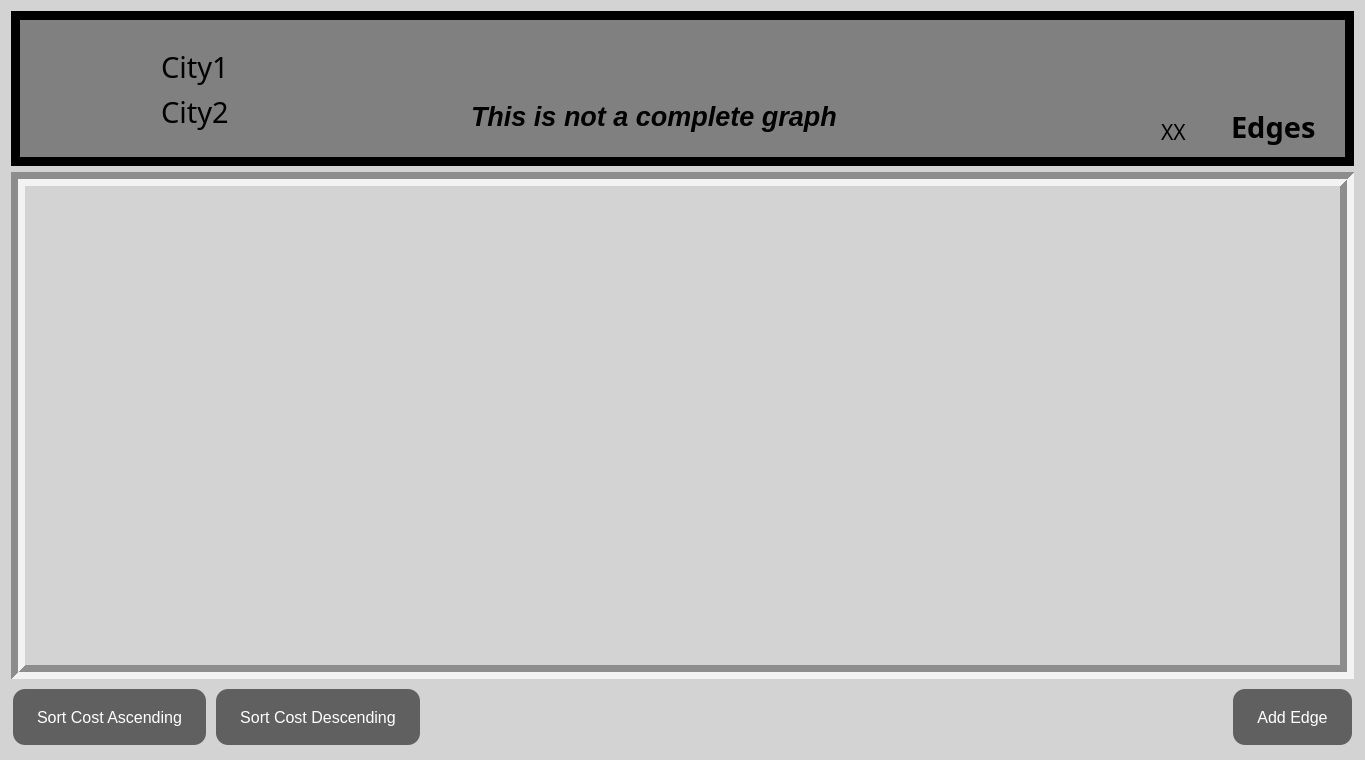
This is Way-Finder/validtripsscene.ui in Way-Finder/Way-Finder as Qt 5 draws it before an edit. The edited form follows.
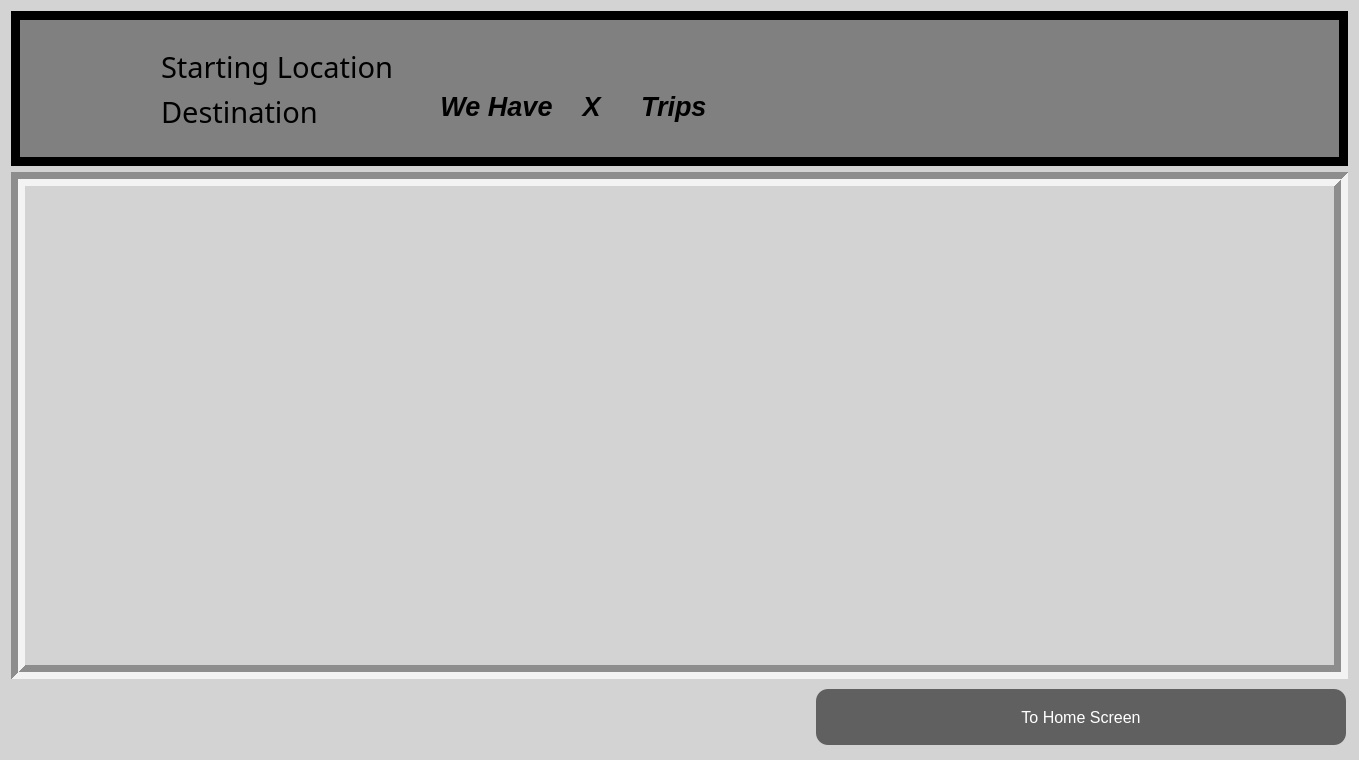
This is the edited form. Icons and pictures are not drawn.

```diff
--- a/Way-Finder/validtripsscene.ui
+++ b/Way-Finder/validtripsscene.ui
@@ -28,80 +28,6 @@
   <layout class="QGridLayout" name="gridLayout">
    <item row="2" column="0">
     <layout class="QHBoxLayout" name="horizontalLayout_5">
-     <item>
-      <widget class="QPushButton" name="sortAscending">
-       <property name="sizePolicy">
-        <sizepolicy hsizetype="Expanding" vsizetype="Expanding">
-         <horstretch>40</horstretch>
-         <verstretch>121</verstretch>
-        </sizepolicy>
-       </property>
-       <property name="styleSheet">
-        <string notr="true">QPushButton {
-    background-color: #606060; /* Slightly darker gray */
-    border: none;
-    color: white;
-    padding: 10px 24px;
-    text-align: center;
-    text-decoration: none;
-    display: inline-block;
-    font-size: 16px;
-    margin: 4px 2px;
-    cursor: pointer;
-    border-radius: 12px; /* Set the border radius to make it rounded */
-}
-
-QPushButton:hover {
-    background-color: #404040 /* Darker gray when hovered */
-}
-
-QPushButton:pressed {
-    background-color: #999999; /* Even darker gray when pressed */
-}
-</string>
-       </property>
-       <property name="text">
-        <string>Sort Cost Ascending</string>
-       </property>
-      </widget>
-     </item>
-     <item>
-      <widget class="QPushButton" name="sortDescending">
-       <property name="sizePolicy">
-        <sizepolicy hsizetype="Expanding" vsizetype="Expanding">
-         <horstretch>42</horstretch>
-         <verstretch>121</verstretch>
-        </sizepolicy>
-       </property>
-       <property name="styleSheet">
-        <string notr="true">QPushButton {
-    background-color: #606060; /* Slightly darker gray */
-    border: none;
-    color: white;
-    padding: 10px 24px;
-    text-align: center;
-    text-decoration: none;
-    display: inline-block;
-    font-size: 16px;
-    margin: 4px 2px;
-    cursor: pointer;
-    border-radius: 12px; /* Set the border radius to make it rounded */
-}
-
-QPushButton:hover {
-    background-color: #404040 /* Darker gray when hovered */
-}
-
-QPushButton:pressed {
-    background-color: #999999; /* Even darker gray when pressed */
-}
-</string>
-       </property>
-       <property name="text">
-        <string>Sort Cost Descending</string>
-       </property>
-      </widget>
-     </item>
      <item>
       <spacer name="horizontalSpacer">
        <property name="orientation">
@@ -175,7 +101,7 @@
 </string>
        </property>
        <property name="text">
-        <string>Add Edge</string>
+        <string>To Home Screen</string>
        </property>
       </widget>
      </item>
@@ -209,8 +135,8 @@
        <rect>
         <x>0</x>
         <y>0</y>
-        <width>1309</width>
-        <height>476</height>
+        <width>1317</width>
+        <height>485</height>
        </rect>
       </property>
       <property name="sizePolicy">
@@ -269,7 +195,7 @@
        </font>
       </property>
       <property name="text">
-       <string>City1</string>
+       <string>Starting Location</string>
       </property>
      </widget>
      <widget class="QLabel" name="city2Label">
@@ -295,46 +221,7 @@
        </font>
       </property>
       <property name="text">
-       <string>City2</string>
-      </property>
-     </widget>
-     <widget class="QLabel" name="numEdges">
-      <property name="geometry">
-       <rect>
-        <x>1150</x>
-        <y>100</y>
-        <width>111</width>
-        <height>41</height>
-       </rect>
-      </property>
-      <property name="font">
-       <font>
-        <family>MV Boli</family>
-        <pointsize>16</pointsize>
-       </font>
-      </property>
-      <property name="text">
-       <string>XX</string>
-      </property>
-     </widget>
-     <widget class="QLabel" name="label">
-      <property name="geometry">
-       <rect>
-        <x>1220</x>
-        <y>90</y>
-        <width>101</width>
-        <height>51</height>
-       </rect>
-      </property>
-      <property name="font">
-       <font>
-        <family>Trebuchet MS</family>
-        <pointsize>22</pointsize>
-        <bold>true</bold>
-       </font>
-      </property>
-      <property name="text">
-       <string>Edges</string>
+       <string>Destination </string>
       </property>
      </widget>
      <widget class="QLabel" name="label_2">
@@ -366,12 +253,18 @@
      <widget class="QLabel" name="isComplete">
       <property name="geometry">
        <rect>
-        <x>460</x>
-        <y>80</y>
-        <width>461</width>
+        <x>550</x>
+        <y>70</y>
+        <width>61</width>
         <height>51</height>
        </rect>
       </property>
+      <property name="sizePolicy">
+       <sizepolicy hsizetype="Fixed" vsizetype="Preferred">
+        <horstretch>0</horstretch>
+        <verstretch>0</verstretch>
+       </sizepolicy>
+      </property>
       <property name="font">
        <font>
         <pointsize>20</pointsize>
@@ -379,8 +272,57 @@
         <bold>true</bold>
        </font>
       </property>
+      <property name="layoutDirection">
+       <enum>Qt::LeftToRight</enum>
+      </property>
       <property name="text">
-       <string>This is not a complete graph</string>
+       <string>X</string>
+      </property>
+      <property name="alignment">
+       <set>Qt::AlignCenter</set>
+      </property>
+     </widget>
+     <widget class="QLabel" name="validTripsNumberLabel_2">
+      <property name="geometry">
+       <rect>
+        <x>630</x>
+        <y>70</y>
+        <width>171</width>
+        <height>51</height>
+       </rect>
+      </property>
+      <property name="font">
+       <font>
+        <pointsize>20</pointsize>
+        <italic>true</italic>
+        <bold>true</bold>
+       </font>
+      </property>
+      <property name="text">
+       <string>Trips</string>
+      </property>
+     </widget>
+     <widget class="QLabel" name="validTripsNumberLabel_3">
+      <property name="geometry">
+       <rect>
+        <x>410</x>
+        <y>70</y>
+        <width>151</width>
+        <height>51</height>
+       </rect>
+      </property>
+      <property name="font">
+       <font>
+        <pointsize>20</pointsize>
+        <italic>true</italic>
+        <bold>true</bold>
+       </font>
+      </property>
+      <property name="text">
+       <string>We Have</string>
+      </property>
+      <property name="alignment">
+       <set>Qt::AlignCenter</set>
       </property>
      </widget>
     </widget>
```
Left out of the diff: 14 changed lines with no effect on the pictures.
